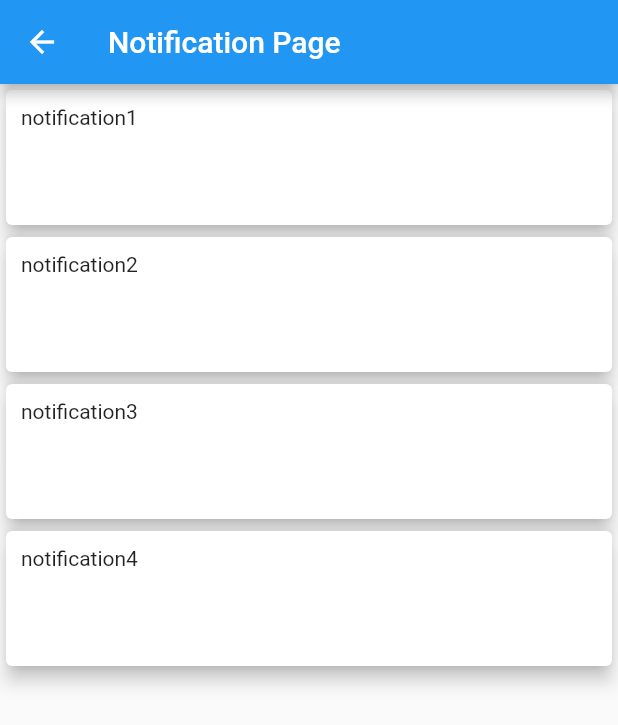
After one commit to AhmedIbrahim2/PharmacyApp, a Flutter app: the Home screen opened directly, after a tap on the "notifications" icon, on a phone screen of 412 x 824 dp. The commit adds this screen. Shown: the top 725 px of the screen. Run offline on Flutter 3.47's test engine with Material 2 defaults, Android fonts, the phone set to English and light mode, and no system bars; our stand-ins replace image_picker; missing offline and left inert: firebase_ml_vision; accounts and stored records are empty.

Commit message:
forth commit

```diff
--- /dev/null
+++ b/lib/Veiw/notifications.dart
@@ -0,0 +1,61 @@
+import 'package:flutter/material.dart';
+import 'package:flutter/src/widgets/container.dart';
+import 'package:flutter/src/widgets/framework.dart';
+
+class notification extends StatelessWidget {
+  const notification({super.key});
+
+  @override
+  Widget build(BuildContext context) {
+    return Scaffold(
+        appBar: AppBar(title: Text("Notification Page")),
+        body: Column(
+          children: <Widget>[
+            Card(
+              elevation: 5,
+              child: Container(
+                width: double.infinity,
+                height: 70,
+                margin: EdgeInsets.all(10),
+                child: Text(
+                  "notification1",
+                ),
+              ),
+            ),
+            Card(
+              elevation: 5,
+              child: Container(
+                width: double.infinity,
+                height: 70,
+                margin: EdgeInsets.all(10),
+                child: Text(
+                  "notification2",
+                ),
+              ),
+            ),
+            Card(
+              elevation: 5,
+              child: Container(
+                width: double.infinity,
+                height: 70,
+                margin: EdgeInsets.all(10),
+                child: Text(
+                  "notification3",
+                ),
+              ),
+            ),
+            Card(
+              elevation: 5,
+              child: Container(
+                width: double.infinity,
+                height: 70,
+                margin: EdgeInsets.all(10),
+                child: Text(
+                  "notification4",
+                ),
+              ),
+            ),
+          ],
+        ));
+  }
+}
--- a/lib/alarm.dart
+++ b/lib/alarm.dart
@@ -1,12 +1,12 @@
-import 'package:flutter/cupertino.dart';
+// ignore_for_file: must_be_immutable
+
 import 'package:flutter/material.dart';
-import 'package:flutter/src/widgets/container.dart';
-import 'package:flutter/src/widgets/framework.dart';
 
+// ignore: camel_case_types
 class alarm extends StatelessWidget {
   String value = '';
   @override
-  alarm(this.value);
+  alarm(this.value, {super.key});
 
   alarm.fromname();
   Widget build(BuildContext context) {
--- a/lib/home.dart
+++ b/lib/home.dart
@@ -4,6 +4,7 @@ import 'package:flutter/cupertino.dart';
 import 'package:flutter/material.dart';
 import 'package:flutter/src/widgets/container.dart';
 import 'package:flutter/src/widgets/framework.dart';
+import 'package:imagetotext/Veiw/notifications.dart';
 import 'package:imagetotext/alarm.dart';
 import 'package:imagetotext/prescription.dart';
 
@@ -14,7 +15,17 @@ class Home extends StatelessWidget {
   Widget build(BuildContext context) {
     final size = MediaQuery.of(context).size;
     return Scaffold(
-      appBar: AppBar(),
+      appBar: AppBar(
+        actions: [
+          IconButton(
+            onPressed: () {
+              Navigator.of(context).push(
+                  MaterialPageRoute(builder: (context) => notification()));
+            },
+            icon: Icon(Icons.notifications),
+          ),
+        ],
+      ),
       body: SingleChildScrollView(
         child: Container(
             height: size.height,
```
